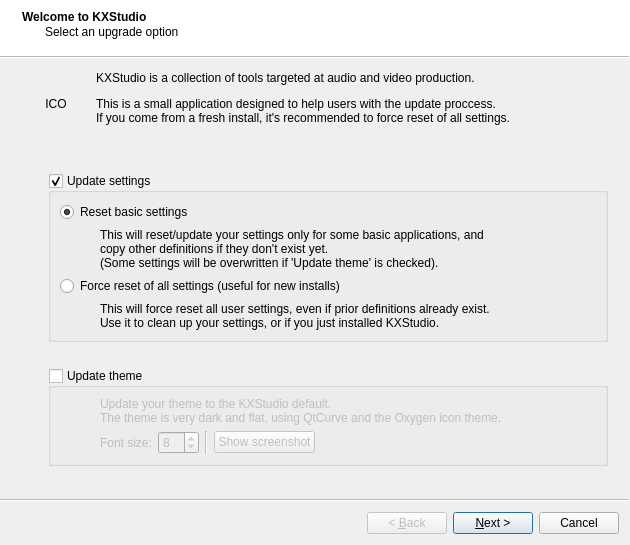
Above: welcome/welcome.ui from KXStudio/KXStudio before the change. Below: the same form after it.
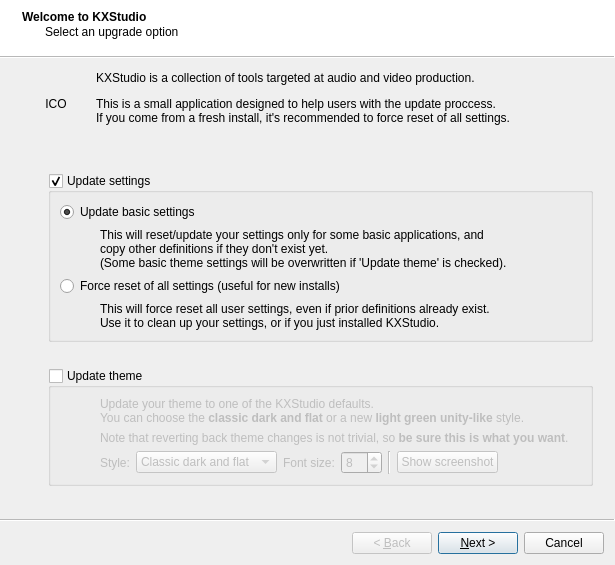
That is the form after the change.

Commit message: Welcome: cleanup, add combo-box to select theme style

The edit to the form file:
```diff
--- a/welcome/welcome.ui
+++ b/welcome/welcome.ui
@@ -6,8 +6,8 @@
    <rect>
     <x>0</x>
     <y>0</y>
-    <width>630</width>
-    <height>502</height>
+    <width>615</width>
+    <height>509</height>
    </rect>
   </property>
   <property name="windowTitle">
@@ -124,7 +124,7 @@
        <item>
         <widget class="QRadioButton" name="rb_basic">
          <property name="text">
-          <string>Reset basic settings</string>
+          <string>Update basic settings</string>
          </property>
          <property name="checked">
           <bool>true</bool>
@@ -154,7 +154,7 @@
            <property name="text">
             <string>This will reset/update your settings only for some basic applications, and 
 copy other definitions if they don't exist yet.
-(Some settings will be overwritten if 'Update theme' is checked).</string>
+(Some basic theme settings will be overwritten if 'Update theme' is checked).</string>
            </property>
           </widget>
          </item>
@@ -248,7 +248,7 @@
        <bool>false</bool>
       </property>
       <layout class="QGridLayout" name="gridLayout_2">
-       <item row="0" column="0" rowspan="2">
+       <item row="0" column="0" rowspan="3">
         <spacer name="horizontalSpacer_4">
          <property name="orientation">
           <enum>Qt::Horizontal</enum>
@@ -267,13 +267,33 @@
        <item row="0" column="1">
         <widget class="QLabel" name="label_10">
          <property name="text">
-          <string>Update your theme to the KXStudio default.
-The theme is very dark and flat, using QtCurve and the Oxygen icon theme.</string>
+          <string>Update your theme to one of the KXStudio defaults.&lt;br/&gt;You can choose the &lt;b&gt;classic dark and flat&lt;/b&gt; or a new &lt;b&gt;light green unity-like&lt;/b&gt; style.</string>
          </property>
         </widget>
        </item>
-       <item row="1" column="1">
+       <item row="2" column="1">
         <layout class="QHBoxLayout" name="horizontalLayout_4">
+         <item>
+          <widget class="QLabel" name="label_5">
+           <property name="text">
+            <string>Style:</string>
+           </property>
+          </widget>
+         </item>
+         <item>
+          <widget class="QComboBox" name="cb_style">
+           <item>
+            <property name="text">
+             <string>Classic dark and flat</string>
+            </property>
+           </item>
+           <item>
+            <property name="text">
+             <string>Unity-like light green</string>
+            </property>
+           </item>
+          </widget>
+         </item>
          <item>
           <widget class="QLabel" name="label_4">
            <property name="text">
@@ -323,6 +343,13 @@
          </item>
         </layout>
        </item>
+       <item row="1" column="1">
+        <widget class="QLabel" name="label_6">
+         <property name="text">
+          <string>Note that reverting back theme changes is not trivial, so &lt;b&gt;be sure this is what you want&lt;/b&gt;.</string>
+         </property>
+        </widget>
+       </item>
       </layout>
      </widget>
     </item>
```
Left out of the diff: 32 changed lines with no effect on the pictures. The commit also changes 3 other files.
